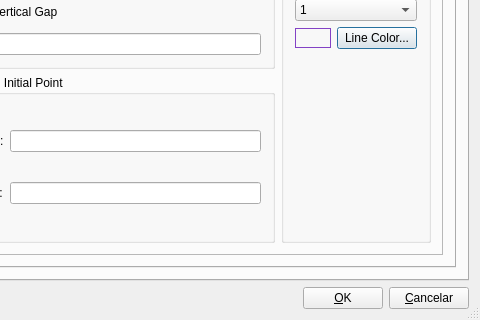
Above: src/terralib/layout/qt/ui/GridSettings.ui from claudiobogossian/terralib5 before the change; both pictures show x 231 to 711 and y 197 to 517 of the 711 by 517 pixel window. Below: the same form after it.
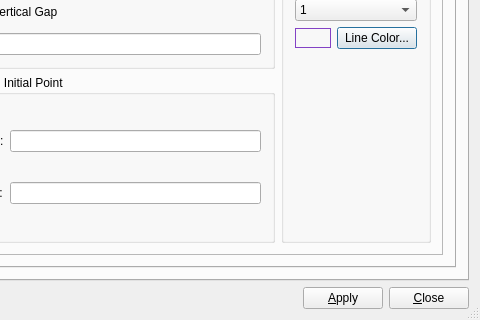
That is the form after the change.

Patch:
```diff
--- a/src/terralib/layout/qt/ui/GridSettings.ui
+++ b/src/terralib/layout/qt/ui/GridSettings.ui
@@ -3676,23 +3676,20 @@
        <item>
         <widget class="QPushButton" name="pbOK">
          <property name="text">
-          <string>&amp;OK</string>
+          <string>&amp;Apply</string>
+         </property>
+        </widget>
+       </item>
+       <item>
+        <widget class="QPushButton" name="pbClose">
+         <property name="text">
+          <string>&amp;Close</string>
          </property>
          <property name="shortcut">
           <string>Alt+O</string>
          </property>
         </widget>
        </item>
-       <item>
-        <widget class="QPushButton" name="pbCancelar">
-         <property name="text">
-          <string>&amp;Cancelar</string>
-         </property>
-         <property name="shortcut">
-          <string>Alt+C</string>
-         </property>
-        </widget>
-       </item>
       </layout>
      </item>
     </layout>
```
Left out of the diff: 138 changed lines with no effect on the pictures.
